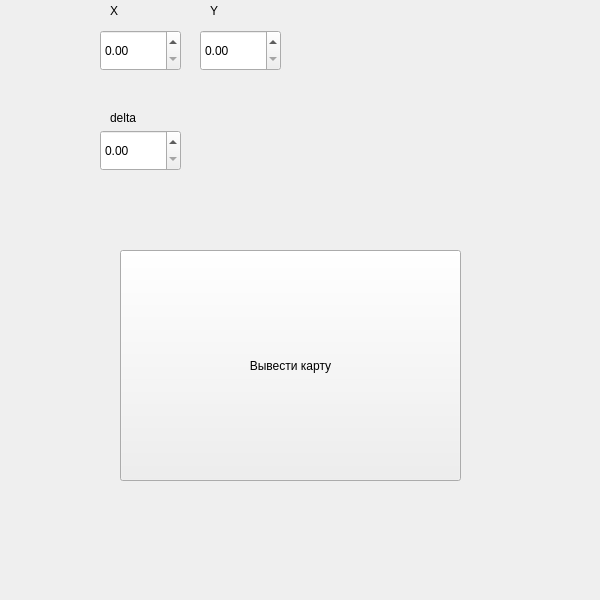
This is main_menu.ui in nikorai-prog/maps as Qt 5 draws it before an edit. The edited form follows.
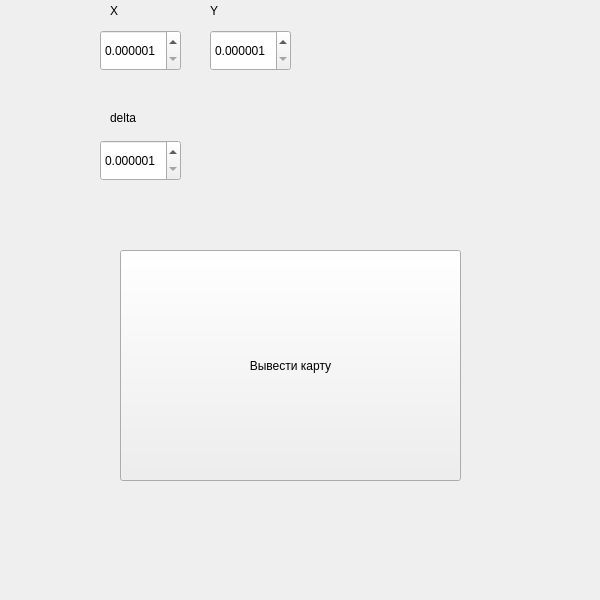
This is the edited form.

Commit message: меню

Patch:
```diff
--- a/main_menu.ui
+++ b/main_menu.ui
@@ -22,21 +22,17 @@
      <height>41</height>
     </rect>
    </property>
-   <property name="maximum">
-    <double>100.000000000000000</double>
+   <property name="decimals">
+    <number>6</number>
    </property>
-  </widget>
-  <widget class="QDoubleSpinBox" name="doubleSpinBox_2">
-   <property name="geometry">
-    <rect>
-     <x>200</x>
-     <y>30</y>
-     <width>81</width>
-     <height>41</height>
-    </rect>
+   <property name="minimum">
+    <double>0.000001000000000</double>
    </property>
    <property name="maximum">
-    <double>100.000000000000000</double>
+    <double>97.989999999999995</double>
+   </property>
+   <property name="singleStep">
+    <double>0.000001000000000</double>
    </property>
   </widget>
   <widget class="QPushButton" name="pushButton">
@@ -52,19 +48,6 @@
     <string>Вывести карту</string>
    </property>
   </widget>
-  <widget class="QDoubleSpinBox" name="doubleSpinBox_3">
-   <property name="geometry">
-    <rect>
-     <x>100</x>
-     <y>130</y>
-     <width>81</width>
-     <height>41</height>
-    </rect>
-   </property>
-   <property name="maximum">
-    <double>1.000000000000000</double>
-   </property>
-  </widget>
   <widget class="QLabel" name="label">
    <property name="geometry">
     <rect>
@@ -104,6 +87,50 @@
     <string>delta</string>
    </property>
   </widget>
+  <widget class="QDoubleSpinBox" name="doubleSpinBox_2">
+   <property name="geometry">
+    <rect>
+     <x>210</x>
+     <y>30</y>
+     <width>81</width>
+     <height>41</height>
+    </rect>
+   </property>
+   <property name="decimals">
+    <number>6</number>
+   </property>
+   <property name="minimum">
+    <double>0.000001000000000</double>
+   </property>
+   <property name="maximum">
+    <double>97.989999999999995</double>
+   </property>
+   <property name="singleStep">
+    <double>0.000001000000000</double>
+   </property>
+  </widget>
+  <widget class="QDoubleSpinBox" name="doubleSpinBox_3">
+   <property name="geometry">
+    <rect>
+     <x>100</x>
+     <y>140</y>
+     <width>81</width>
+     <height>41</height>
+    </rect>
+   </property>
+   <property name="decimals">
+    <number>6</number>
+   </property>
+   <property name="minimum">
+    <double>0.000001000000000</double>
+   </property>
+   <property name="maximum">
+    <double>97.989999999999995</double>
+   </property>
+   <property name="singleStep">
+    <double>0.000001000000000</double>
+   </property>
+  </widget>
  </widget>
  <resources/>
  <connections/>
```
